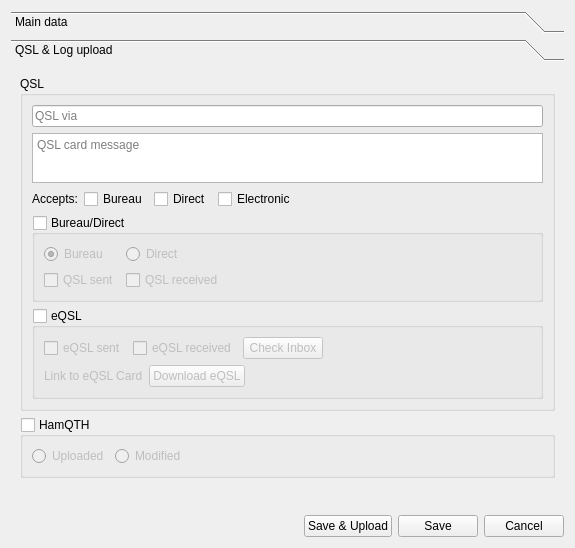
Qt form ui_files/DragonLog_QSOForm.ui (gitandy/DragonLog) before a commit.
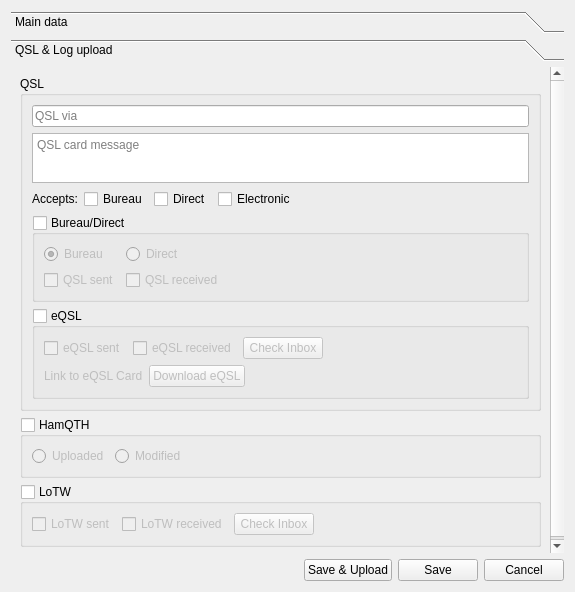
The same form after that commit. The open tabs and pages were chosen to show the change.

What changed in the file:
```diff
--- a/ui_files/DragonLog_QSOForm.ui
+++ b/ui_files/DragonLog_QSOForm.ui
@@ -7,7 +7,7 @@
     <x>0</x>
     <y>0</y>
     <width>575</width>
-    <height>548</height>
+    <height>592</height>
    </rect>
   </property>
   <property name="windowTitle">
@@ -521,8 +521,8 @@
        <rect>
         <x>0</x>
         <y>0</y>
-        <width>557</width>
-        <height>438</height>
+        <width>540</width>
+        <height>484</height>
        </rect>
       </property>
       <attribute name="label">
@@ -817,6 +817,55 @@
          </layout>
         </widget>
        </item>
+       <item>
+        <widget class="QGroupBox" name="groupBox">
+         <property name="title">
+          <string>LoTW</string>
+         </property>
+         <property name="checkable">
+          <bool>true</bool>
+         </property>
+         <property name="checked">
+          <bool>false</bool>
+         </property>
+         <layout class="QHBoxLayout" name="horizontalLayout_13">
+          <item>
+           <widget class="QCheckBox" name="lotwSentCheckBox">
+            <property name="text">
+             <string>LoTW sent</string>
+            </property>
+           </widget>
+          </item>
+          <item>
+           <widget class="QCheckBox" name="lotwRcvdCheckBox">
+            <property name="text">
+             <string>LoTW received</string>
+            </property>
+           </widget>
+          </item>
+          <item>
+           <widget class="QPushButton" name="lotwInboxPushButton">
+            <property name="text">
+             <string>Check Inbox</string>
+            </property>
+           </widget>
+          </item>
+          <item>
+           <spacer name="horizontalSpacer_9">
+            <property name="orientation">
+             <enum>Qt::Horizontal</enum>
+            </property>
+            <property name="sizeHint" stdset="0">
+             <size>
+              <width>40</width>
+              <height>20</height>
+             </size>
+            </property>
+           </spacer>
+          </item>
+         </layout>
+        </widget>
+       </item>
        <item>
         <spacer name="verticalSpacer">
          <property name="orientation">
```
Left out of the diff: 3 changed lines with no effect on the pictures.
